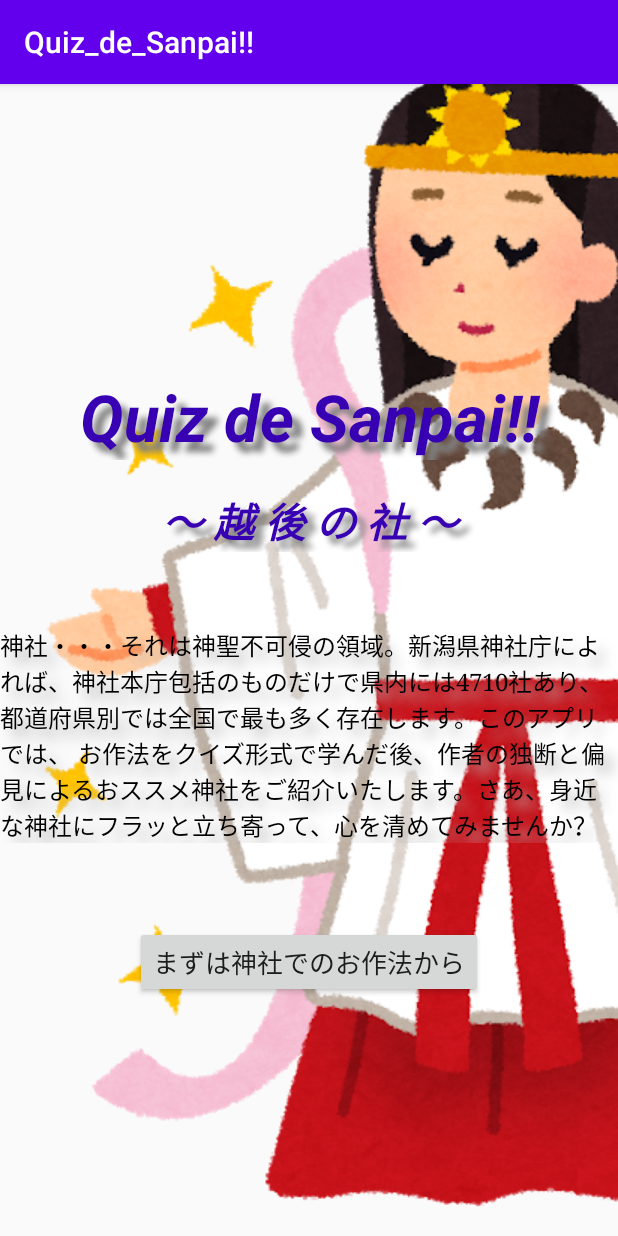
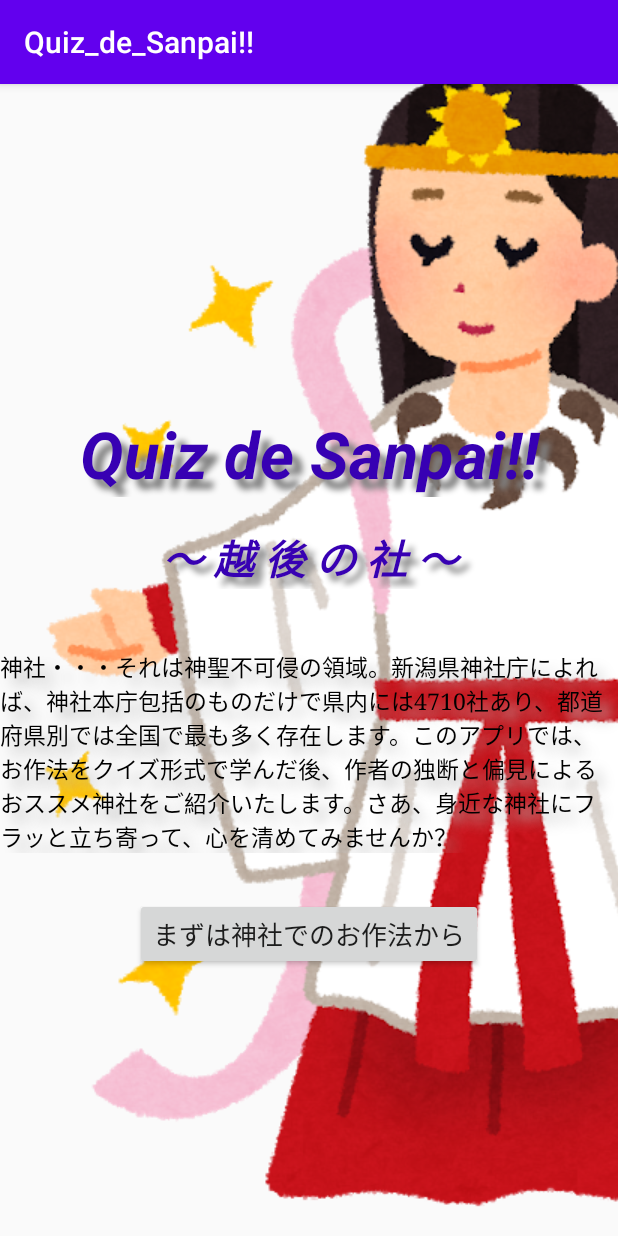
Before and after one commit to KosukeFujiwara/AndroidGameApp_Quiz_de_Sanpai, an Android app: the screen it shows after launch (MainActivity), on a phone screen of 412 x 824 dp. Run offline under Robolectric (Android 15) with nearby library versions, the phone set to English and light mode, and no system bars.

Commit message:
誤字・レイアウト等微修正3

```diff
--- a/app/src/main/res/layout/activity_main.xml
+++ b/app/src/main/res/layout/activity_main.xml
@@ -11,7 +11,7 @@
         android:layout_width="match_parent"
         android:layout_height="wrap_content"
         android:gravity="center_horizontal"
-        android:layout_marginTop="60dp"
+        android:layout_marginTop="50dp"
         android:text="@string/title"
         android:textSize="43sp"
         android:textColor="@color/colorPrimaryDark"
@@ -42,12 +42,12 @@
         android:layout_width="match_parent"
         android:layout_height="wrap_content"
         android:text="@string/explain"
-        android:textSize="16sp"
+        android:textSize="15sp"
         android:textStyle="normal"
         android:textColor="#000000"
 
-        android:layout_marginTop="30dp"
-        android:layout_marginBottom="30dp"
+        android:layout_marginTop="20dp"
+        android:layout_marginBottom="20dp"
         android:layout_gravity="center_horizontal"
         android:typeface="serif"
         android:shadowColor="#bbbbbb"
@@ -62,6 +62,6 @@
         android:text="@string/manners"
         android:textSize="17sp"
         android:layout_gravity="center_horizontal"
-        android:layout_margin="25dp"/>
+        android:layout_margin="10dp"/>
 
 </LinearLayout>
--- a/app/src/main/res/layout/activity_recommend.xml
+++ b/app/src/main/res/layout/activity_recommend.xml
@@ -36,7 +36,7 @@
         android:id="@+id/recommendText"
         android:layout_width="wrap_content"
         android:layout_height="wrap_content"
-        android:layout_marginBottom="90dp"
+        android:layout_marginBottom="75dp"
         android:text=""
         android:textSize="16sp"
         android:textStyle="normal"
```
